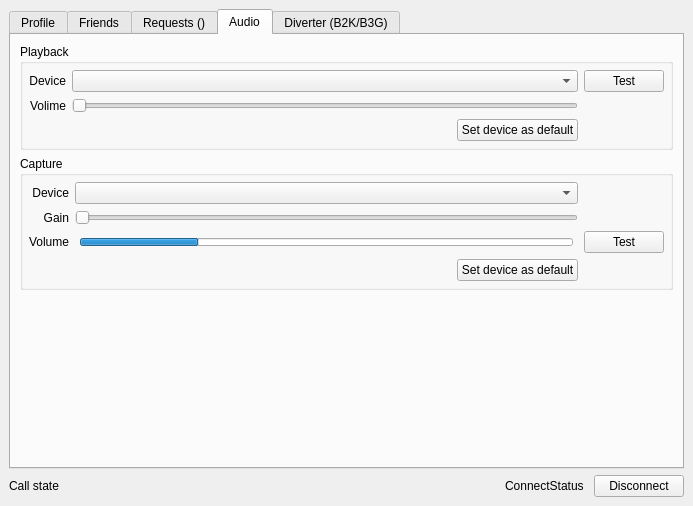
Before: the Qt Designer form src/toxphone_config/widgets/main_window.ui in hkarel/ToxPhone, drawn with Qt 5.
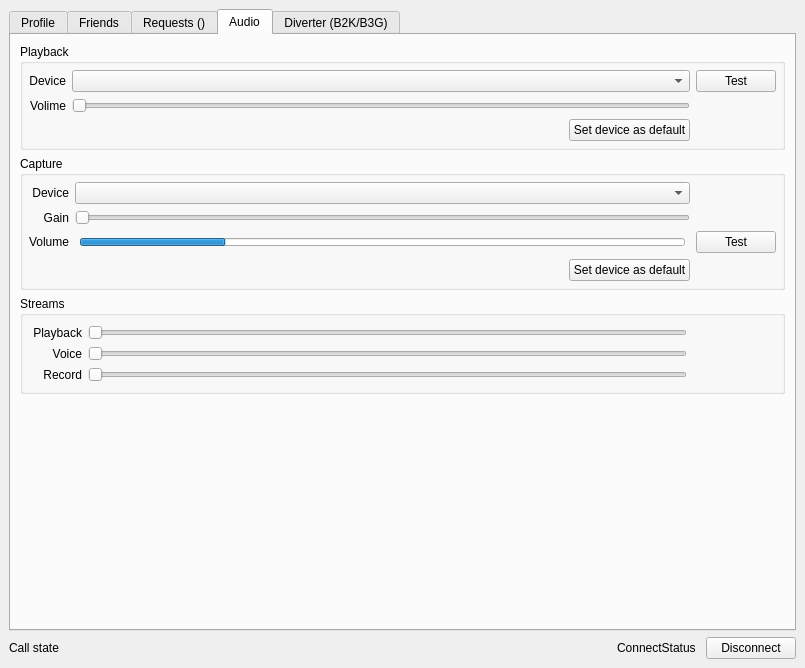
After: the same form once the commit is applied. The open tabs and pages were chosen to show the change.

Diff of the .ui file:
```diff
--- a/src/toxphone_config/widgets/main_window.ui
+++ b/src/toxphone_config/widgets/main_window.ui
@@ -6,8 +6,8 @@
    <rect>
     <x>0</x>
     <y>0</y>
-    <width>693</width>
-    <height>506</height>
+    <width>805</width>
+    <height>668</height>
    </rect>
   </property>
   <property name="minimumSize">
@@ -738,7 +738,7 @@
        <attribute name="title">
         <string>Audio</string>
        </attribute>
-       <layout class="QVBoxLayout" name="verticalLayout_9">
+       <layout class="QVBoxLayout" name="verticalLayout_16">
         <item>
          <widget class="QGroupBox" name="groupBox_4">
           <property name="title">
@@ -1012,6 +1012,80 @@
           </layout>
          </widget>
         </item>
+        <item>
+         <widget class="QGroupBox" name="groupBox_10">
+          <property name="title">
+           <string>Streams</string>
+          </property>
+          <layout class="QVBoxLayout" name="verticalLayout_9">
+           <item>
+            <layout class="QGridLayout" name="gridLayout_3">
+             <item row="0" column="0">
+              <widget class="QLabel" name="labelStreamPlayback">
+               <property name="text">
+                <string>Playback</string>
+               </property>
+               <property name="alignment">
+                <set>Qt::AlignRight|Qt::AlignTrailing|Qt::AlignVCenter</set>
+               </property>
+              </widget>
+             </item>
+             <item row="1" column="1">
+              <widget class="QSlider" name="sliderStreamVoice">
+               <property name="orientation">
+                <enum>Qt::Horizontal</enum>
+               </property>
+              </widget>
+             </item>
+             <item row="0" column="1">
+              <widget class="QSlider" name="sliderStreamPlayback">
+               <property name="orientation">
+                <enum>Qt::Horizontal</enum>
+               </property>
+              </widget>
+             </item>
+             <item row="0" column="2">
+              <widget class="QWidget" name="widget_3" native="true">
+               <property name="minimumSize">
+                <size>
+                 <width>80</width>
+                 <height>0</height>
+                </size>
+               </property>
+              </widget>
+             </item>
+             <item row="1" column="0">
+              <widget class="QLabel" name="labelStreamVoice">
+               <property name="text">
+                <string>Voice</string>
+               </property>
+               <property name="alignment">
+                <set>Qt::AlignRight|Qt::AlignTrailing|Qt::AlignVCenter</set>
+               </property>
+              </widget>
+             </item>
+             <item row="2" column="0">
+              <widget class="QLabel" name="labelStreamRecord">
+               <property name="text">
+                <string>Record</string>
+               </property>
+               <property name="alignment">
+                <set>Qt::AlignRight|Qt::AlignTrailing|Qt::AlignVCenter</set>
+               </property>
+              </widget>
+             </item>
+             <item row="2" column="1">
+              <widget class="QSlider" name="sliderStreamRecord">
+               <property name="orientation">
+                <enum>Qt::Horizontal</enum>
+               </property>
+              </widget>
+             </item>
+            </layout>
+           </item>
+          </layout>
+         </widget>
+        </item>
         <item>
          <spacer name="verticalSpacer_2">
           <property name="orientation">
```
Left out of the diff: 2 changed lines with no effect on the pictures.
